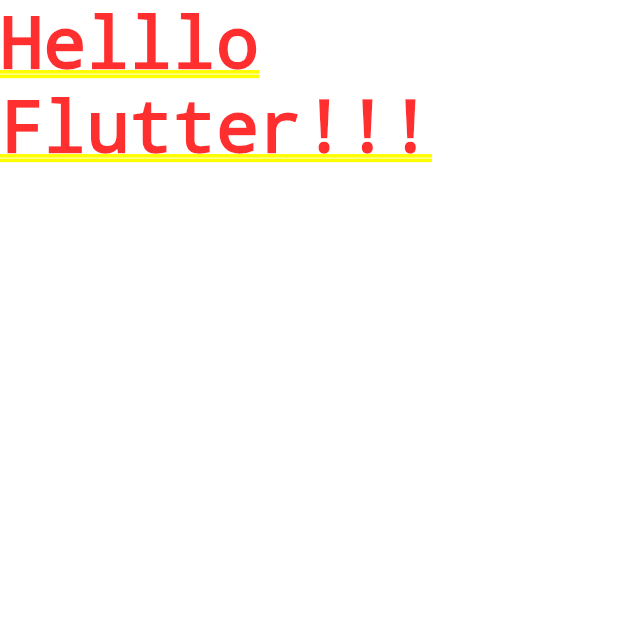
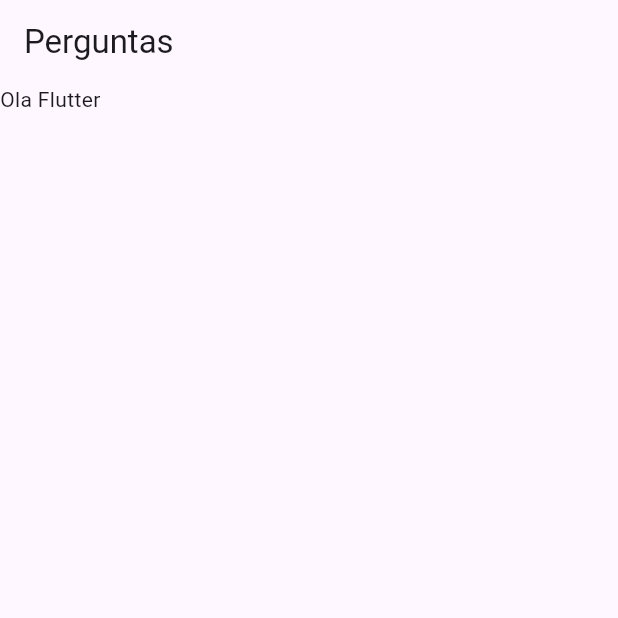
Before and after one commit to DarlanMarangoni/flutter, a Flutter app: the screen it shows after launch, on a phone screen of 412 x 824 dp, the top half of it. Run offline on Flutter 3.47's test engine with Material 3 defaults, Android fonts, the phone set to English and light mode, and no system bars.

Commit message:
S2-A31 - Widget tree

```diff
--- a/projeto_perguntas/lib/main.dart
+++ b/projeto_perguntas/lib/main.dart
@@ -1,12 +1,15 @@
 import 'package:flutter/material.dart';
 
-main() {
-  runApp(PerguntaApp());
-}
+main() => runApp(PerguntaApp());
 
 class PerguntaApp extends StatelessWidget {
   @override
   Widget build(BuildContext context) {
-    return MaterialApp(home: Text('Helllo Flutter!!!'));
+    return MaterialApp(
+      home: Scaffold(
+        appBar: AppBar(title: Text('Perguntas')),
+        body: Text('Ola Flutter'),
+      ),
+    );
   }
 }
```
